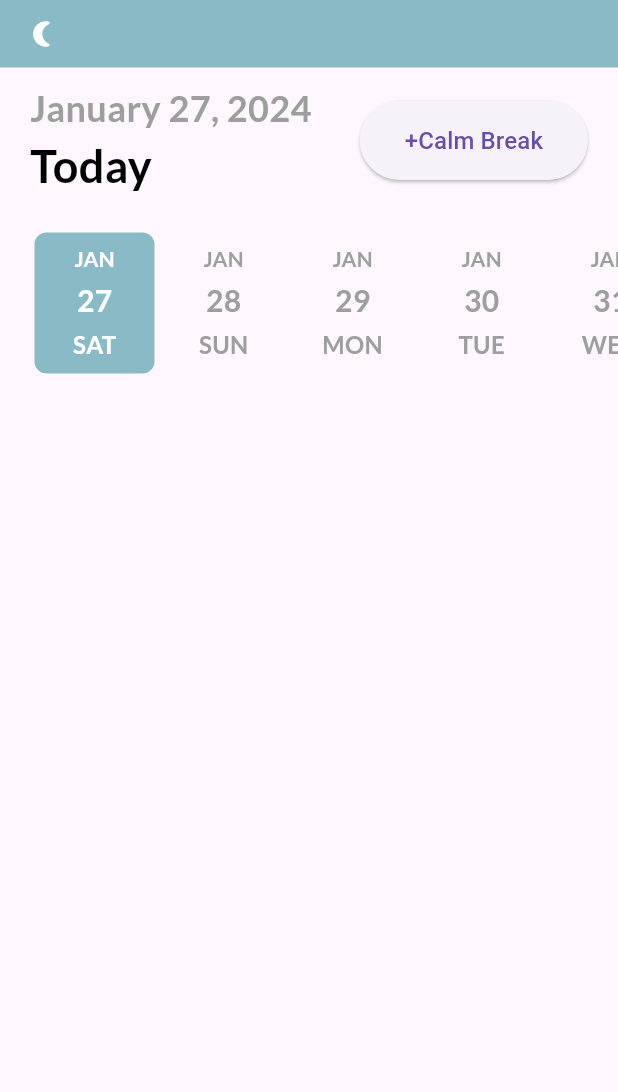
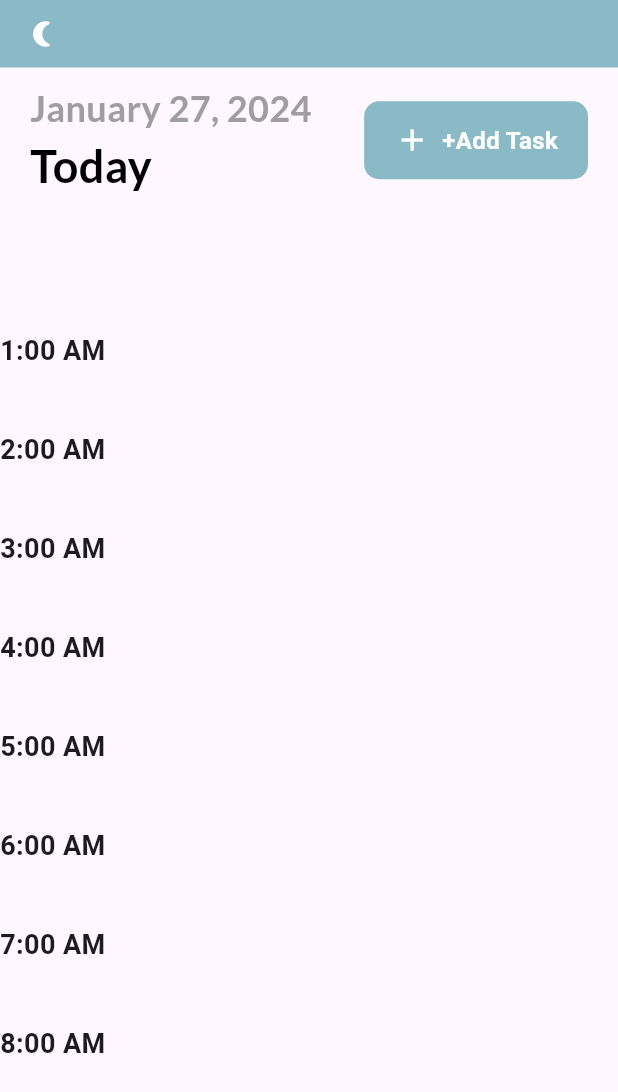
Before and after one commit to rehabmegahed2411/TOdo_list, a Flutter app: the screen it shows after launch, on a phone screen of 412 x 824 dp. Shown: the top 1092 px of the screen. Run offline on Flutter 3.47's test engine with Material 3 defaults, Android fonts, the light colour scheme and no system bars; drawn by our look-alikes of date_picker_timeline; our stand-ins replace get, get_storage, google_fonts.

Commit message:
third commit

```diff
--- a/lib/db/db_helper.dart
+++ /dev/null
@@ -1,65 +0,0 @@
-import 'package:sqflite/sqflite.dart';
-import 'package:path/path.dart';
-import 'package:timetable_proj/models/task.dart';
-
-class DBHelper {
-  static Database? _db;
-  static final int _version = 3;
-  static final String _tableName = 'tasks';
-
-  static Future<void> initDb() async {
-    if (_db != null) {
-      return;
-    }
-    try {
-      String _path = join(await getDatabasesPath(), 'tasks.db');
-      _db = await openDatabase(
-        _path,
-        version: _version,
-        onCreate: (db, version) {
-          _createTable(db);
-        },
-        onUpgrade: (db, oldVersion, newVersion) {
-          _upgradeTable(db, oldVersion, newVersion);
-        },
-      );
-    } catch (e) {
-      print('Error initializing database: $e');
-    }
-  }
-
-  static void _createTable(Database db) {
-    print('Creating a new database');
-    db.execute('CREATE TABLE IF NOT EXISTS $_tableName('
-        'id INTEGER PRIMARY KEY AUTOINCREMENT,'
-        'title STRING, date TEXT,'
-        'startTime STRING, endTime STRING,'
-        'color INTEGER,'
-        'isCompleted INTEGER)');
-  }
-
-  static void _upgradeTable(Database db, int oldVersion, int newVersion) {
-    print('Upgrading database from $oldVersion to $newVersion');
-    db.execute('DROP TABLE IF EXISTS $_tableName');
-    _createTable(db);
-  }
-
-  static Future<List<Map<String, dynamic>>> query() async {
-    if (_db == null) {
-      await initDb();
-    }
-    return _db!.query(_tableName);
-  }
-
-  static Future<int> insert(Task? task) async {
-    print('Inserting task: ${task?.toJson()}');
-    try {
-      int result = await _db?.insert(_tableName, task!.toJson()) ?? 1;
-      print('Inserted task with ID: $result');
-      return result;
-    } catch (e) {
-      print('Error inserting task: $e');
-      return 0;
-    }
-  }
-}
--- a/lib/main.dart
+++ b/lib/main.dart
@@ -1,14 +1,14 @@
 import 'package:flutter/material.dart';
 import 'package:get/get_navigation/src/root/get_material_app.dart';
 import 'package:get_storage/get_storage.dart';
-import 'package:timetable_proj/db/db_helper.dart';
+
 import 'package:timetable_proj/services/theme_services.dart';
 import 'package:timetable_proj/ui/homePage.dart';
 import 'package:timetable_proj/ui/theme.dart';
 
 Future<void> main() async {
   WidgetsFlutterBinding.ensureInitialized();
-  await DBHelper.initDb();
+
   await GetStorage.init();
 
   runApp(const MyApp());
--- a/lib/models/task.dart
+++ b/lib/models/task.dart
@@ -1,43 +1,11 @@
+class TaskInfo {
+  final String title;
+  final DateTime startTime;
+  final DateTime endTime;
 
-
-class Task {
-  int? id;
-  String? title;
-  int? isCompleted;
-  String? date;
-  String? startTime;
-  String? endTime;
-  int? color;
-
-  Task(  {
-    this.id,
-
-    this.isCompleted,
-    this.date,
-    this.startTime,
-    this.endTime,
-    this.color, this.title,
+  TaskInfo({
+    required this.title,
+    required this.startTime,
+    required this.endTime,
   });
-
-  Task.fromJson(Map<String, dynamic> json) {
-    id = json['id'];
-    title = json['title'];
-    isCompleted = json['isCompleted'];
-    date = json['date'];
-    startTime = json['startTime'];
-    endTime = json['endTime'];
-    color = json['color'];
-  }
-
-  Map<String, dynamic> toJson() {
-    final Map<String, dynamic> data = new Map<String, dynamic>();
-    data['id'] = this.id;
-    data['title'] = this.title;
-    data['isCompleted'] = this.isCompleted;
-    data['date'] = this.date;
-    data['startTime'] = this.startTime;
-    data['endTime'] = this.endTime;
-    data['color'] = this.color;
-    return data;
-  }
 }
--- a/lib/ui/homePage.dart
+++ b/lib/ui/homePage.dart
@@ -1,20 +1,14 @@
-import 'package:date_picker_timeline/date_picker_widget.dart';
 import 'package:flutter/material.dart';
 import 'package:get/get.dart';
-import 'package:get/get_core/src/get_main.dart';
-import 'package:get/get_navigation/get_navigation.dart';
-import 'package:get/get_state_manager/src/rx_flutter/rx_obx_widget.dart';
-import 'package:get/get_utils/get_utils.dart';
-import 'package:google_fonts/google_fonts.dart';
 import 'package:intl/intl.dart';
-import 'package:timetable_proj/controllers/task_controller.dart';
+import 'package:timetable_proj/models/task.dart';
 import 'package:timetable_proj/services/theme_services.dart';
 import 'package:timetable_proj/ui/add_task_bar.dart';
 import 'package:timetable_proj/ui/theme.dart';
 import 'package:timetable_proj/ui/widgets/button.dart';
 
 class HomePage extends StatefulWidget {
-  const HomePage({super.key});
+  const HomePage({Key? key}) : super(key: key);
 
   @override
   State<HomePage> createState() => _HomePageState();
@@ -22,7 +16,8 @@ class HomePage extends StatefulWidget {
 
 class _HomePageState extends State<HomePage> {
   DateTime _selectedDate = DateTime.now();
-  final _taskController = Get.put(TaskController());
+  List<TaskInfo> tasks = [];
+
   @override
   Widget build(BuildContext context) {
     return Scaffold(
@@ -31,70 +26,13 @@ class _HomePageState extends State<HomePage> {
       body: Column(
         children: [
           _addTaskBar(),
-          _addDateBar(),
-          _showTasks(),
+          Expanded(child: HourlyTimeline(tasks: tasks))
         ],
       ),
     );
   }
 
-  _showTasks() {
-    return Expanded(
-      child: Obx(() {
-        return ListView.builder(
-            itemCount: _taskController.taskList.length,
-            itemBuilder: (_, context) {
-              print(_taskController.taskList.length);
-              return Container(
-                width: 100,
-                height: 50,
-                color: color1,
-                margin: const EdgeInsets.only(bottom: 10),
-              );
-            });
-      }),
-    );
-  }
-
-  _addDateBar() {
-    return Container(
-      margin: const EdgeInsets.only(top: 20, left: 20),
-      child: DatePicker(
-        DateTime.now(),
-        height: 100,
-        width: 80,
-        initialSelectedDate: DateTime.now(),
-        selectionColor: Color(0xFF8ABAC5),
-        selectedTextColor: Colors.white,
-        dateTextStyle: GoogleFonts.lato(
-          textStyle: TextStyle(
-            fontSize: 20,
-            fontWeight: FontWeight.w600,
-            color: Colors.grey,
-          ),
-        ),
-        dayTextStyle: GoogleFonts.lato(
-          textStyle: TextStyle(
-            fontSize: 16,
-            fontWeight: FontWeight.w600,
-            color: Colors.grey,
-          ),
-        ),
-        monthTextStyle: GoogleFonts.lato(
-          textStyle: TextStyle(
-            fontSize: 14,
-            fontWeight: FontWeight.w600,
-            color: Colors.grey,
-          ),
-        ),
-        onDateChange: (date) {
-          _selectedDate = date;
-        },
-      ),
-    );
-  }
-
-  _appBar() {
+  AppBar _appBar() {
     return AppBar(
       elevation: 0,
       toolbarHeight: 45.0,
@@ -106,38 +44,14 @@ class _HomePageState extends State<HomePage> {
         child: Icon(
           Get.isDarkMode ? Icons.wb_sunny_outlined : Icons.nightlight_round,
           size: 20,
-            color: Get.isDarkMode ? Colors.white : Colors.white),
+          color: Get.isDarkMode ? Colors.white : Colors.white,
         ),
-      backgroundColor: Theme.of(context).primaryColor,
+      ),
+      backgroundColor: Color(0xFF8ABAC5),
     );
   }
-}
 
-class MyButton extends StatelessWidget {
-  final String label;
-  final VoidCallback onTap;
-
-  const MyButton({required this.label, required this.onTap, super.key});
-
-  @override
-  Widget build(BuildContext context) {
-    return ElevatedButton(
-      onPressed: onTap,
-      style: ElevatedButton.styleFrom(
-        padding: const EdgeInsets.symmetric(vertical: 15, horizontal: 30),
-      ),
-      child: Align(
-        alignment: Alignment.center,
-        child: Text(
-          label,
-          style: TextStyle(fontSize: 16),
-        ),
-      ),
-    );
-  }
-}
-
-_addTaskBar() {
+  Widget _addTaskBar() {
     return Container(
       margin: const EdgeInsets.only(left: 20, right: 20, top: 10),
       child: Row(
@@ -159,12 +73,89 @@ _addTaskBar() {
             ),
           ),
           MyButton(
-            label: '+Calm Break',
+            label: '+Add Task',
             onTap: () async {
-               await Get.to(AddTaskPage());
-
-            }),
+              TaskInfo? newTask = await Get.to(AddTaskPage());
+              // Handle the new task as needed
+              if (newTask != null) {
+                setState(() {
+                  tasks.add(newTask);
+                });
+                // Do something with the new task
+                print('New Task: $newTask');
+              }
+            },
+          ),
         ],
       ),
     );
   }
+}
+
+class HourlyTimeline extends StatelessWidget {
+  HourlyTimeline({required this.tasks});
+  // Dummy list of tasks for testing
+  final List<TaskInfo> tasks;
+  // Add more tasks as needed
+
+  @override
+  Widget build(BuildContext context) {
+    return FractionallySizedBox(
+      heightFactor: 0.8,
+      child: SingleChildScrollView(
+        child: Stack(
+          children: [
+            Column(
+              crossAxisAlignment: CrossAxisAlignment.start,
+              children: [
+                for (int index = 0; index < 24; index++)
+                  _buildTimelineHour(index + 1),
+              ],
+            ),
+            for (TaskInfo task in tasks) _buildTaskWidget(context, task),
+          ],
+        ),
+      ),
+    );
+  }
+
+  Widget _buildTimelineHour(int hour) {
+    String formattedHour = hour % 12 == 0 ? '12' : (hour % 12).toString();
+    String amPm = hour < 12 ? 'AM' : 'PM';
+    return Padding(
+      padding: const EdgeInsets.symmetric(vertical: 20.0),
+      child: Align(
+        alignment: Alignment.centerLeft,
+        child: Text(
+          '$formattedHour:00 $amPm',
+          style: TextStyle(fontSize: 18, fontWeight: FontWeight.bold),
+        ),
+      ),
+    );
+  }
+
+  Widget _buildTaskWidget(BuildContext context, TaskInfo task) {
+    double startFraction = task.startTime.hour + (task.startTime.minute / 60)/24;
+    double endFraction = task.endTime.hour + (task.endTime.minute / 60)/24;
+    double topPosition = (startFraction ) * 0.8;
+    double taskHeight = ((endFraction- startFraction) ) * 0.8;
+
+    return Positioned(
+      top: topPosition,
+      left: 50, // Adjust the left position as needed
+      child: FractionallySizedBox(
+        heightFactor: taskHeight,
+        widthFactor: 0.8,
+        child: Container(
+          color: Colors.blue, // Adjust the color as needed
+          child: Center(
+            child: Text(
+              task.title,
+              style: TextStyle(color: Colors.white),
+            ),
+          ),
+        ),
+      ),
+    );
+  }
+}
--- a/lib/ui/widgets/button.dart
+++ b/lib/ui/widgets/button.dart
@@ -2,27 +2,42 @@ import 'package:flutter/material.dart';
 
 class MyButton extends StatelessWidget {
   final String label;
-  final Function()? onTap;
-  const MyButton({Key? key,required this.label,required this.onTap}):super(key: key);
+  final VoidCallback onTap;
+
+  const MyButton({
+    Key? key,
+    required this.label,
+    required this.onTap,
+  }) : super(key: key);
 
   @override
   Widget build(BuildContext context) {
     return GestureDetector(
       onTap: onTap,
       child: Container(
-        width: 100,
-        height: 60,
         decoration: BoxDecoration(
-          borderRadius: BorderRadius.circular(20),
-          color: Color(0xFF8ABAC5),
+          color:  Color(0xFF8ABAC5),
+          borderRadius: BorderRadius.circular(10),
         ),
-        child: Text(label,
-        style:TextStyle(
-          color: Colors.white,
+        padding: const EdgeInsets.symmetric(vertical: 14, horizontal: 20),
+        child: Row(
+          mainAxisSize: MainAxisSize.min,
+          children: [
+            Icon(
+              Icons.add,
+              color: Colors.white,
+            ),
+            SizedBox(width: 8),
+            Text(
+              label,
+              style: TextStyle(
+                color: Colors.white,
+                fontSize: 16,
+                fontWeight: FontWeight.bold,
+              ),
+            ),
+          ],
         ),
-
-
-         ),
       ),
     );
   }
--- a/pubspec.yaml
+++ b/pubspec.yaml
@@ -28,6 +28,9 @@ environment:
 # the latest version available on pub.dev. To see which dependencies have newer
 # versions available, run `flutter pub outdated`.
 dependencies:
+  scroll_to_index:
+
+
 
   flutter:
 
```
Also changed, not shown: lib/controllers/task_controller.dart (deleted, +0 -28 lines), lib/ui/add_task_bar.dart (+58 -71 lines), lib/ui/widgets/hourlyTimeLine.dart (added, +27 -0 lines), pubspec.lock. Lines whose indentation alone changed are shown as unchanged.
